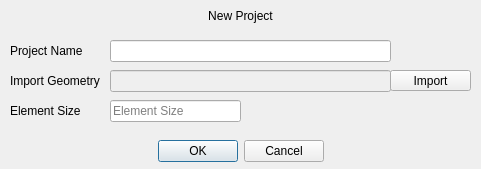
Above: pulse/uix/user_input/ui/newProjectInput.ui from open-pulse/OpenPulse before the change. Below: the same form after it.
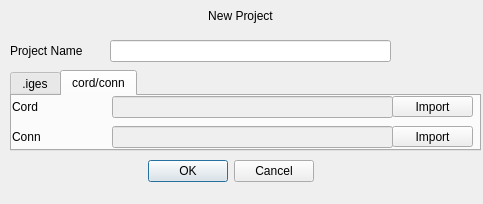
That is the form after the change. The open tabs and pages were chosen to show the change.

What changed in the file:
```diff
--- a/pulse/uix/user_input/ui/newProjectInput.ui
+++ b/pulse/uix/user_input/ui/newProjectInput.ui
@@ -6,14 +6,14 @@
    <rect>
     <x>0</x>
     <y>0</y>
-    <width>481</width>
-    <height>169</height>
+    <width>483</width>
+    <height>204</height>
    </rect>
   </property>
   <property name="maximumSize">
    <size>
-    <width>481</width>
-    <height>169</height>
+    <width>99999</width>
+    <height>99999</height>
    </size>
   </property>
   <property name="windowTitle">
@@ -25,7 +25,7 @@
      <x>0</x>
      <y>0</y>
      <width>481</width>
-     <height>171</height>
+     <height>201</height>
     </rect>
    </property>
    <widget class="QWidget" name="verticalLayoutWidget">
@@ -84,74 +84,11 @@
      </item>
     </layout>
    </widget>
-   <widget class="QWidget" name="verticalLayoutWidget_4">
-    <property name="geometry">
-     <rect>
-      <x>10</x>
-      <y>70</y>
-      <width>91</width>
-      <height>21</height>
-     </rect>
-    </property>
-    <layout class="QVBoxLayout" name="verticalLayout_4">
-     <item>
-      <widget class="QLabel" name="label_3">
-       <property name="text">
-        <string>Import Geometry</string>
-       </property>
-      </widget>
-     </item>
-    </layout>
-   </widget>
-   <widget class="QWidget" name="verticalLayoutWidget_5">
-    <property name="geometry">
-     <rect>
-      <x>110</x>
-      <y>70</y>
-      <width>281</width>
-      <height>22</height>
-     </rect>
-    </property>
-    <layout class="QVBoxLayout" name="verticalLayout_5">
-     <item>
-      <widget class="QLineEdit" name="line_import_geometry">
-       <property name="enabled">
-        <bool>false</bool>
-       </property>
-      </widget>
-     </item>
-    </layout>
-   </widget>
-   <widget class="QWidget" name="verticalLayoutWidget_6">
-    <property name="geometry">
-     <rect>
-      <x>390</x>
-      <y>70</y>
-      <width>81</width>
-      <height>21</height>
-     </rect>
-    </property>
-    <layout class="QVBoxLayout" name="verticalLayout_6">
-     <item>
-      <widget class="QToolButton" name="toolButton_import_geometry">
-       <property name="sizePolicy">
-        <sizepolicy hsizetype="Expanding" vsizetype="Expanding">
-         <horstretch>0</horstretch>
-         <verstretch>0</verstretch>
-        </sizepolicy>
-       </property>
-       <property name="text">
-        <string>Import</string>
-       </property>
-      </widget>
-     </item>
-    </layout>
-   </widget>
    <widget class="QDialogButtonBox" name="button_create_project">
     <property name="geometry">
      <rect>
-      <x>10</x>
-      <y>140</y>
+      <x>0</x>
+      <y>160</y>
       <width>461</width>
       <height>23</height>
      </rect>
@@ -166,49 +103,261 @@
      <bool>true</bool>
     </property>
    </widget>
-   <widget class="QWidget" name="verticalLayoutWidget_7">
+   <widget class="QTabWidget" name="tabWidget">
     <property name="geometry">
      <rect>
       <x>10</x>
-      <y>100</y>
-      <width>91</width>
-      <height>21</height>
+      <y>70</y>
+      <width>471</width>
+      <height>81</height>
      </rect>
     </property>
-    <layout class="QVBoxLayout" name="verticalLayout_7">
-     <item>
-      <widget class="QLabel" name="label_4">
-       <property name="text">
-        <string>Element Size</string>
-       </property>
-      </widget>
-     </item>
-    </layout>
-   </widget>
-   <widget class="QWidget" name="verticalLayoutWidget_8">
-    <property name="geometry">
-     <rect>
-      <x>110</x>
-      <y>100</y>
-      <width>131</width>
-      <height>22</height>
-     </rect>
+    <property name="currentIndex">
+     <number>0</number>
     </property>
-    <layout class="QVBoxLayout" name="verticalLayout_8">
-     <item>
-      <widget class="QLineEdit" name="line_element_size">
-       <property name="inputMethodHints">
-        <set>Qt::ImhNone</set>
-       </property>
-       <property name="maxLength">
-        <number>20</number>
-       </property>
-       <property name="placeholderText">
-        <string>Element Size</string>
-       </property>
-      </widget>
-     </item>
-    </layout>
+    <widget class="QWidget" name="tab">
+     <attribute name="title">
+      <string>.iges</string>
+     </attribute>
+     <widget class="QWidget" name="verticalLayoutWidget_5">
+      <property name="geometry">
+       <rect>
+        <x>100</x>
+        <y>0</y>
+        <width>281</width>
+        <height>22</height>
+       </rect>
+      </property>
+      <layout class="QVBoxLayout" name="verticalLayout_5">
+       <item>
+        <widget class="QLineEdit" name="line_import_geometry">
+         <property name="enabled">
+          <bool>false</bool>
+         </property>
+        </widget>
+       </item>
+      </layout>
+     </widget>
+     <widget class="QWidget" name="verticalLayoutWidget_6">
+      <property name="geometry">
+       <rect>
+        <x>380</x>
+        <y>0</y>
+        <width>81</width>
+        <height>21</height>
+       </rect>
+      </property>
+      <layout class="QVBoxLayout" name="verticalLayout_6">
+       <item>
+        <widget class="QToolButton" name="toolButton_import_geometry">
+         <property name="sizePolicy">
+          <sizepolicy hsizetype="Expanding" vsizetype="Expanding">
+           <horstretch>0</horstretch>
+           <verstretch>0</verstretch>
+          </sizepolicy>
+         </property>
+         <property name="text">
+          <string>Import</string>
+         </property>
+        </widget>
+       </item>
+      </layout>
+     </widget>
+     <widget class="QWidget" name="verticalLayoutWidget_4">
+      <property name="geometry">
+       <rect>
+        <x>0</x>
+        <y>0</y>
+        <width>91</width>
+        <height>21</height>
+       </rect>
+      </property>
+      <layout class="QVBoxLayout" name="verticalLayout_4">
+       <item>
+        <widget class="QLabel" name="label_3">
+         <property name="text">
+          <string>Import Geometry</string>
+         </property>
+        </widget>
+       </item>
+      </layout>
+     </widget>
+     <widget class="QWidget" name="verticalLayoutWidget_8">
+      <property name="geometry">
+       <rect>
+        <x>100</x>
+        <y>30</y>
+        <width>131</width>
+        <height>22</height>
+       </rect>
+      </property>
+      <layout class="QVBoxLayout" name="verticalLayout_8">
+       <item>
+        <widget class="QLineEdit" name="line_element_size">
+         <property name="inputMethodHints">
+          <set>Qt::ImhNone</set>
+         </property>
+         <property name="maxLength">
+          <number>20</number>
+         </property>
+         <property name="placeholderText">
+          <string>Element Size</string>
+         </property>
+        </widget>
+       </item>
+      </layout>
+     </widget>
+     <widget class="QWidget" name="verticalLayoutWidget_7">
+      <property name="geometry">
+       <rect>
+        <x>0</x>
+        <y>30</y>
+        <width>91</width>
+        <height>21</height>
+       </rect>
+      </property>
+      <layout class="QVBoxLayout" name="verticalLayout_7">
+       <item>
+        <widget class="QLabel" name="label_4">
+         <property name="text">
+          <string>Element Size</string>
+         </property>
+        </widget>
+       </item>
+      </layout>
+     </widget>
+    </widget>
+    <widget class="QWidget" name="tab_2">
+     <attribute name="title">
+      <string>cord/conn</string>
+     </attribute>
+     <widget class="QWidget" name="verticalLayoutWidget_9">
+      <property name="geometry">
+       <rect>
+        <x>100</x>
+        <y>0</y>
+        <width>281</width>
+        <height>22</height>
+       </rect>
+      </property>
+      <layout class="QVBoxLayout" name="verticalLayout_9">
+       <item>
+        <widget class="QLineEdit" name="line_cord">
+         <property name="enabled">
+          <bool>false</bool>
+         </property>
+        </widget>
+       </item>
+      </layout>
+     </widget>
+     <widget class="QWidget" name="verticalLayoutWidget_10">
+      <property name="geometry">
+       <rect>
+        <x>380</x>
+        <y>0</y>
+        <width>81</width>
+        <height>21</height>
+       </rect>
+      </property>
+      <layout class="QVBoxLayout" name="verticalLayout_10">
+       <item>
+        <widget class="QToolButton" name="toolButton_import_cord">
+         <property name="sizePolicy">
+          <sizepolicy hsizetype="Expanding" vsizetype="Expanding">
+           <horstretch>0</horstretch>
+           <verstretch>0</verstretch>
+          </sizepolicy>
+         </property>
+         <property name="text">
+          <string>Import</string>
+         </property>
+        </widget>
+       </item>
+      </layout>
+     </widget>
+     <widget class="QWidget" name="verticalLayoutWidget_11">
+      <property name="geometry">
+       <rect>
+        <x>0</x>
+        <y>0</y>
+        <width>91</width>
+        <height>21</height>
+       </rect>
+      </property>
+      <layout class="QVBoxLayout" name="verticalLayout_11">
+       <item>
+        <widget class="QLabel" name="label_5">
+         <property name="text">
+          <string>Cord</string>
+         </property>
+        </widget>
+       </item>
+      </layout>
+     </widget>
+     <widget class="QWidget" name="verticalLayoutWidget_12">
+      <property name="geometry">
+       <rect>
+        <x>100</x>
+        <y>30</y>
+        <width>281</width>
+        <height>22</height>
+       </rect>
+      </property>
+      <layout class="QVBoxLayout" name="verticalLayout_12">
+       <item>
+        <widget class="QLineEdit" name="line_conn">
+         <property name="enabled">
+          <bool>false</bool>
+         </property>
+        </widget>
+       </item>
+      </layout>
+     </widget>
+     <widget class="QWidget" name="verticalLayoutWidget_13">
+      <property name="geometry">
+       <rect>
+        <x>380</x>
+        <y>30</y>
+        <width>81</width>
+        <height>21</height>
+       </rect>
+      </property>
+      <layout class="QVBoxLayout" name="verticalLayout_13">
+       <item>
+        <widget class="QToolButton" name="toolButton_import_conn">
+         <property name="sizePolicy">
+          <sizepolicy hsizetype="Expanding" vsizetype="Expanding">
+           <horstretch>0</horstretch>
+           <verstretch>0</verstretch>
+          </sizepolicy>
+         </property>
+         <property name="text">
+          <string>Import</string>
+         </property>
+        </widget>
+       </item>
+      </layout>
+     </widget>
+     <widget class="QWidget" name="verticalLayoutWidget_14">
+      <property name="geometry">
+       <rect>
+        <x>0</x>
+        <y>30</y>
+        <width>91</width>
+        <height>21</height>
+       </rect>
+      </property>
+      <layout class="QVBoxLayout" name="verticalLayout_14">
+       <item>
+        <widget class="QLabel" name="label_6">
+         <property name="text">
+          <string>Conn</string>
+         </property>
+        </widget>
+       </item>
+      </layout>
+     </widget>
+    </widget>
    </widget>
   </widget>
  </widget>
```
